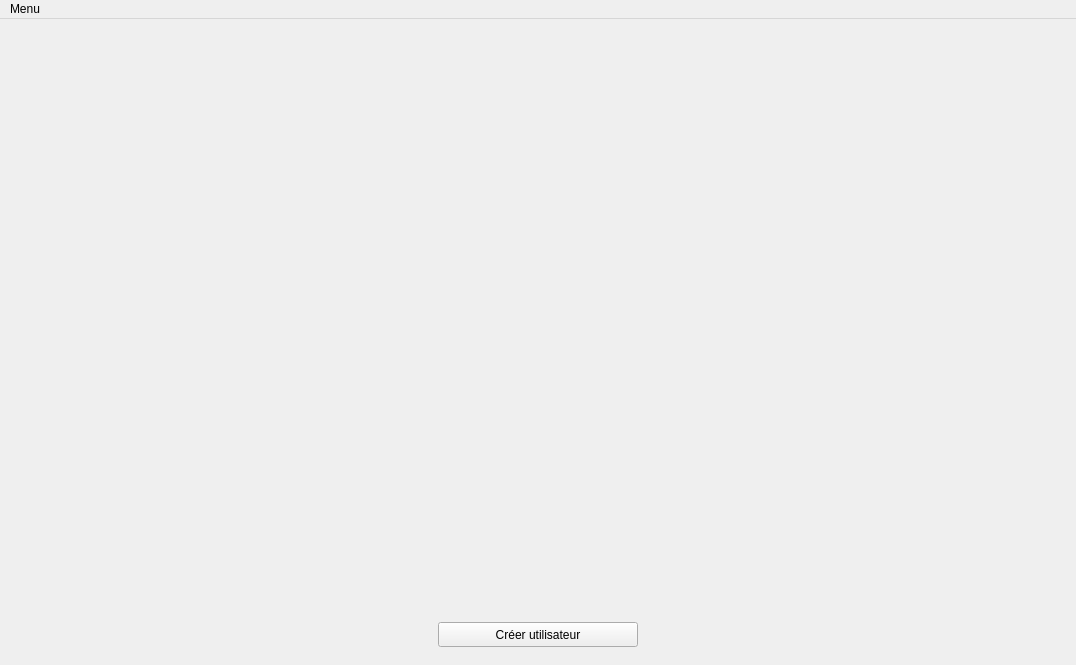
Before: the Qt Designer form mainwindow.ui in NicoAnth/TER-Card, drawn with Qt 5.
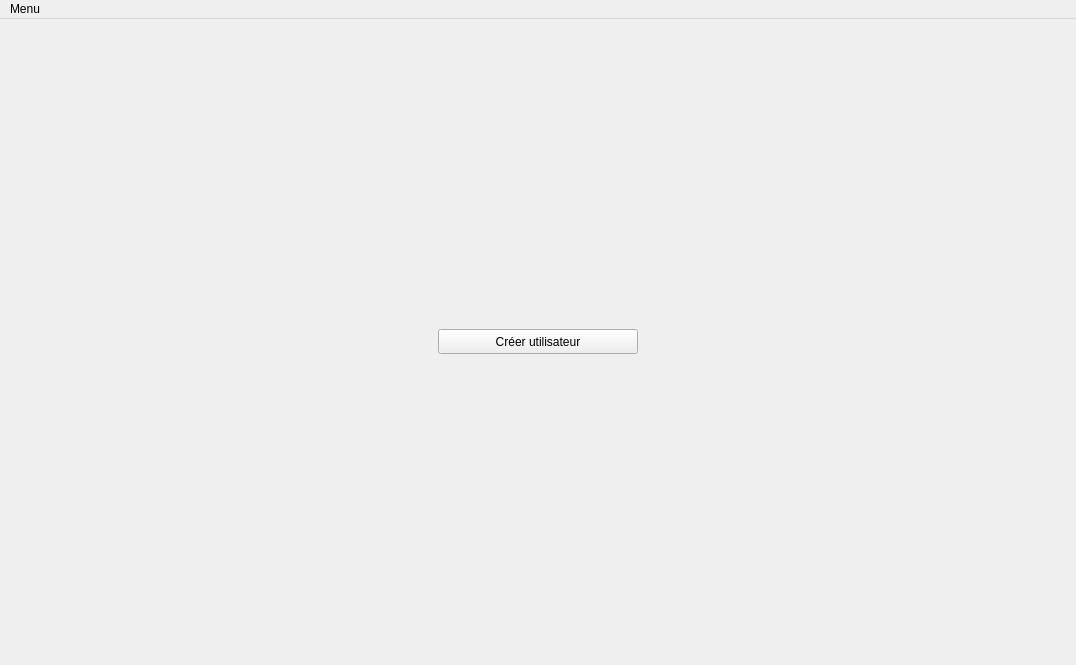
After: the same form once the commit is applied.

Commit message: Implement a new class drawing the blockchain but same problem appears

The edit to the form file:
```diff
--- a/mainwindow.ui
+++ b/mainwindow.ui
@@ -28,37 +28,9 @@
         <layout class="QVBoxLayout" name="v1">
          <item>
           <layout class="QHBoxLayout" name="h1">
-           <item>
-            <widget class="QWidget" name="blockW" native="true">
-             <property name="sizePolicy">
-              <sizepolicy hsizetype="Preferred" vsizetype="Preferred">
-               <horstretch>0</horstretch>
-               <verstretch>0</verstretch>
-              </sizepolicy>
-             </property>
-             <property name="minimumSize">
-              <size>
-               <width>0</width>
-               <height>0</height>
-              </size>
-             </property>
-             <property name="sizeIncrement">
-              <size>
-               <width>0</width>
-               <height>0</height>
-              </size>
-             </property>
-             <property name="baseSize">
-              <size>
-               <width>2500</width>
-               <height>0</height>
-              </size>
-             </property>
-             <property name="mouseTracking">
-              <bool>false</bool>
-             </property>
-            </widget>
-           </item>
+           <property name="sizeConstraint">
+            <enum>QLayout::SetDefaultConstraint</enum>
+           </property>
           </layout>
          </item>
          <item>
```
The commit also changes 15 other files.
